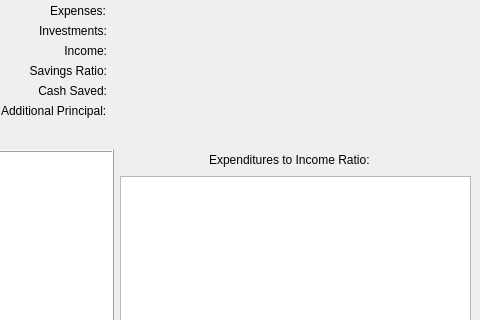
Old version of the form CashFlowManager/mainwindow.ui in the repository epw7856/CashFlowManager; both pictures show x 603 to 1083 and y 250 to 570 of the 1083 by 732 pixel window.
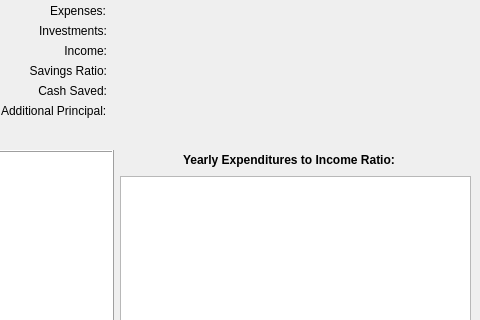
New version of the form. Custom widgets are drawn as their Qt base class.

Commit message: Updated the main window pie chart appearance and settings.

The edit to the form file:
```diff
--- a/CashFlowManager/mainwindow.ui
+++ b/CashFlowManager/mainwindow.ui
@@ -674,13 +674,25 @@
           </item>
           <item>
            <widget class="QLabel" name="label_17">
+            <property name="font">
+             <font>
+              <weight>75</weight>
+              <bold>true</bold>
+             </font>
+            </property>
             <property name="text">
-             <string>Expenditures to Income Ratio:</string>
+             <string>Yearly Expenditures to Income Ratio:</string>
             </property>
            </widget>
           </item>
           <item>
            <widget class="QLabel" name="labelExpenditurePercentage">
+            <property name="font">
+             <font>
+              <weight>75</weight>
+              <bold>true</bold>
+             </font>
+            </property>
             <property name="text">
              <string>&lt;Percentage&gt;</string>
             </property>
```
Left out of the diff: 3 changed lines with no effect on the pictures. The commit also changes 1 other file.
